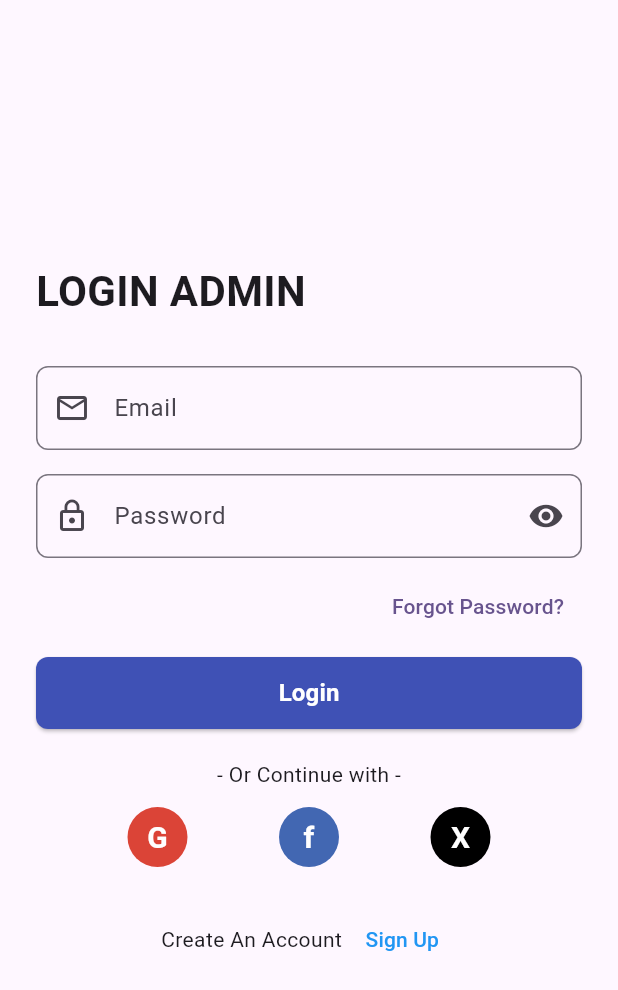
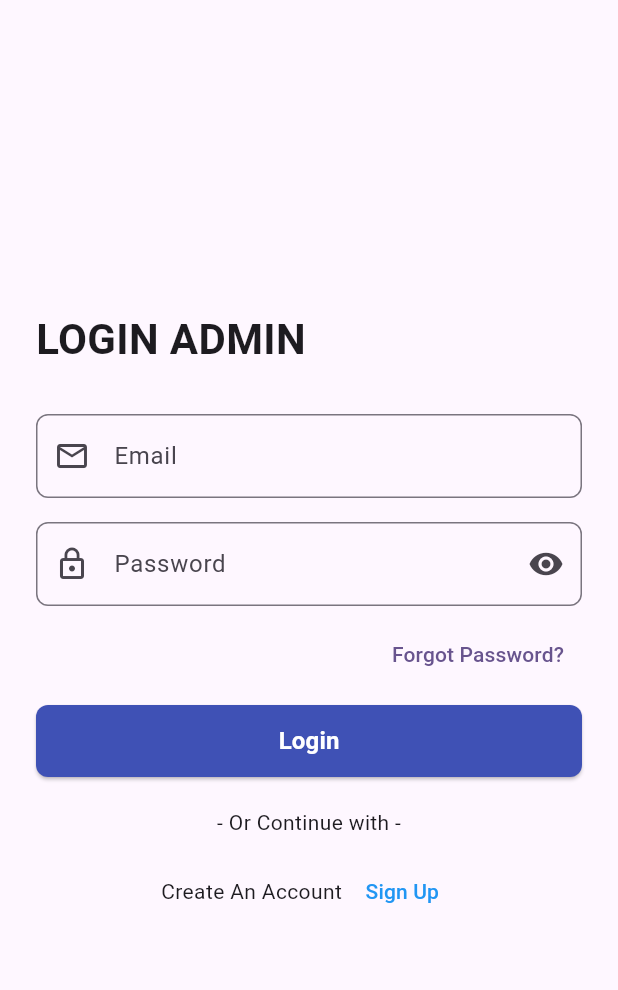
Before and after one commit to AnandaFajar26/fiisaliamart, a Flutter app: the screen it shows after launch, after a tap on "LOGIN ADMIN", on a phone screen of 412 x 824 dp. Shown: the top 990 px of the screen. Run offline on Flutter 3.47's test engine with Material 3 defaults, Android fonts, the phone set to English and light mode, and no system bars; our stand-ins replace get, image_picker, supabase_flutter; accounts and stored records are empty.

Commit message:
perbaiki tampilan login admin

```diff
--- a/lib/halamanadmin/admin_login.dart
+++ b/lib/halamanadmin/admin_login.dart
@@ -1,11 +1,9 @@
 import 'package:flutter/material.dart';
 import 'package:get/get.dart';
 import 'package:supabase_flutter/supabase_flutter.dart';
-
 import 'regist_admin.dart';
 import 'dasboard_admin.dart';
 
-// Inisialisasi Supabase client di luar class agar bisa diakses
 final supabase = Supabase.instance.client;
 
 class AdminLoginScreen extends StatefulWidget {
@@ -22,7 +20,7 @@ class _AdminLoginScreenState extends State<AdminLoginScreen> {
   final _emailController = TextEditingController();
   final _passwordController = TextEditingController();
 
-  // --- ALGORITMA LOGIN (TIDAK DIUBAH) ---
+
   Future<void> _signIn() async {
     if (!mounted) return;
     setState(() {
@@ -92,9 +90,8 @@ class _AdminLoginScreenState extends State<AdminLoginScreen> {
     _passwordController.dispose();
     super.dispose();
   }
-  // --- AKHIR DARI ALGORITMA LOGIN ---
 
-  // --- PERUBAHAN TAMPILAN DIMULAI DARI SINI ---
+
   @override
   Widget build(BuildContext context) {
     return Scaffold(
@@ -177,7 +174,6 @@ class _AdminLoginScreenState extends State<AdminLoginScreen> {
                               strokeWidth: 2,
                             ),
                           )
-                          // PERUBAHAN 1: Menambahkan style pada Text agar kontras
                           : const Text(
                             'Login',
                             style: TextStyle(
@@ -191,34 +187,6 @@ class _AdminLoginScreenState extends State<AdminLoginScreen> {
               const SizedBox(height: 20),
               const Center(child: Text('- Or Continue with -')),
               const SizedBox(height: 12),
-              // PERUBAHAN 2: Mengganti ikon sosial yang error
-              Row(
-                mainAxisAlignment: MainAxisAlignment.spaceEvenly,
-                children: [
-                  _buildSocialButton(
-                    color: const Color(0xFFDB4437), // Warna Google
-                    icon: 'G',
-                    onTap: () {
-                      /* TODO: Logika login Google */
-                    },
-                  ),
-                  _buildSocialButton(
-                    color: const Color(0xFF4267B2), // Warna Facebook
-                    icon: 'f',
-                    onTap: () {
-                      /* TODO: Logika login Facebook */
-                    },
-                  ),
-                  _buildSocialButton(
-                    color: Colors.black, // Warna Twitter (X)
-                    icon: 'X',
-                    onTap: () {
-                      /* TODO: Logika login Twitter */
-                    },
-                  ),
-                ],
-              ),
-              const SizedBox(height: 24),
               Row(
                 mainAxisAlignment: MainAxisAlignment.center,
                 children: [
@@ -242,7 +210,7 @@ class _AdminLoginScreenState extends State<AdminLoginScreen> {
     );
   }
 
-  // Widget bantuan untuk membuat tombol ikon sosial agar tidak duplikat kode
+
   Widget _buildSocialButton({
     required Color color,
     required String icon,
```
